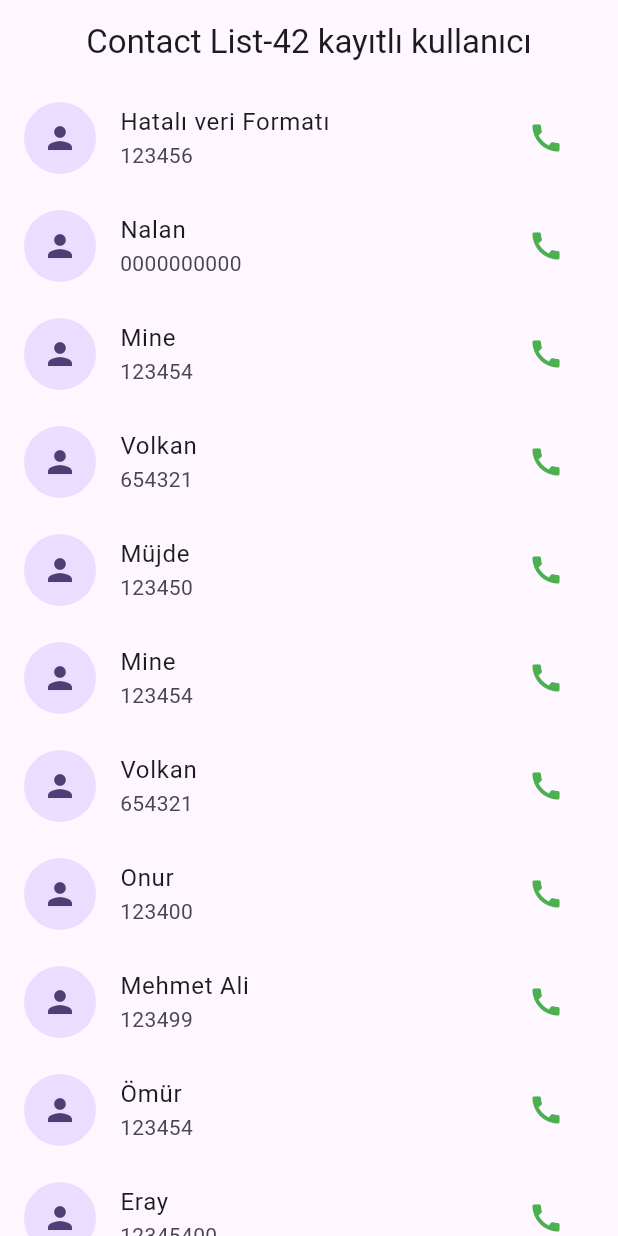
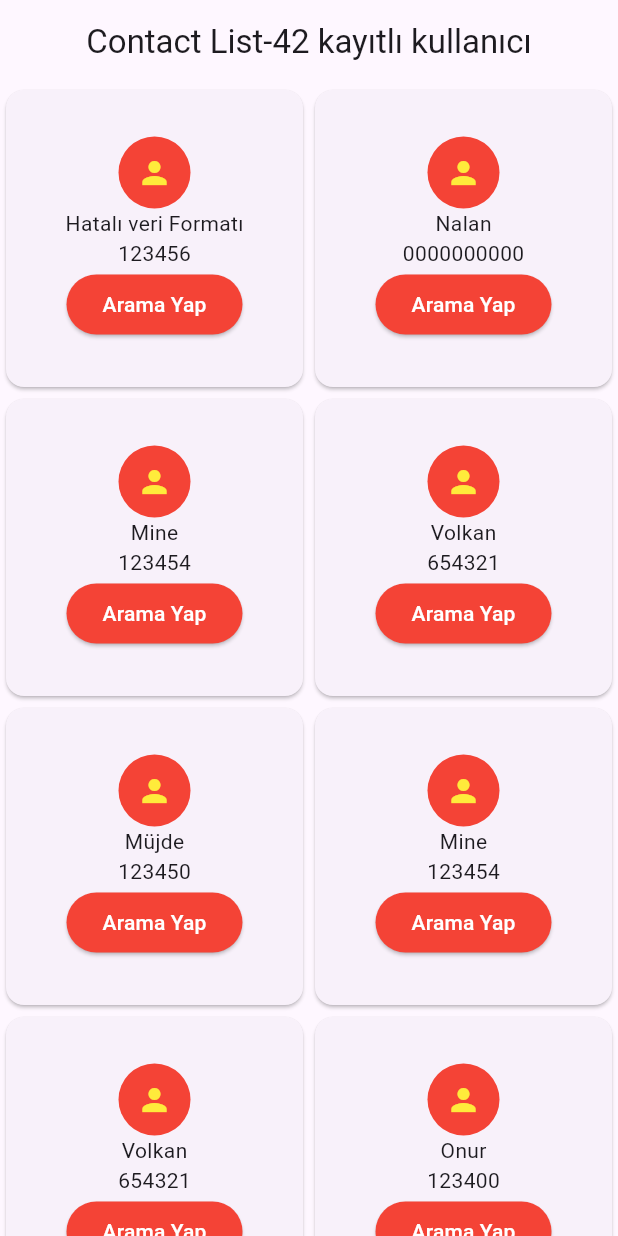
Before and after one commit to ykakkaya/miuulflutter, a Flutter app: the screen it shows after launch, on a phone screen of 412 x 824 dp. Run offline on Flutter 3.47's test engine with Material 3 defaults, Android fonts, the phone set to English and light mode, and no system bars.

Commit message:
feat: add project roadmap and update contact list to use grid view layout

```diff
--- a/lib/screens/list_widgets.dart
+++ b/lib/screens/list_widgets.dart
@@ -61,12 +61,51 @@ class _ListWidgetsState extends State<ListWidgets> {
         ),
         centerTitle: true,
       ),
-      body: ListView.builder(
+      body: GridView.builder(
         itemCount: contactList.length,
+
+        gridDelegate: SliverGridDelegateWithFixedCrossAxisCount(
+          crossAxisCount: 2,
+        ),
+
         itemBuilder: (context, index) {
-          return contactListItem(index);
+          return Card(
+            child: Column(
+              mainAxisAlignment: MainAxisAlignment.center,
+              children: [
+                CircleAvatar(
+                  child: Icon(Icons.person, color: Colors.yellow),
+                  radius: 24,
+                  backgroundColor: Colors.red,
+                ),
+                Text(contactList[index]["name"] ?? 'Hatalı veri Formatı'),
+                Text(contactList[index]["number"] ?? "0000000000"),
+                ElevatedButton(
+                  onPressed: () {
+                    print("Arama Yapılıyor");
+                  },
+                  child: Text(
+                    "Arama Yap",
+                    style: TextStyle(color: Colors.white),
+                  ),
+                  style: ElevatedButton.styleFrom(backgroundColor: Colors.red),
+                ),
+              ],
+            ),
+          );
         },
       ),
+
+      //contactListView(),
+    );
+  }
+
+  ListView contactListView() {
+    return ListView.builder(
+      itemCount: contactList.length,
+      itemBuilder: (context, index) {
+        return contactListItem(index);
+      },
     );
   }
 
```
